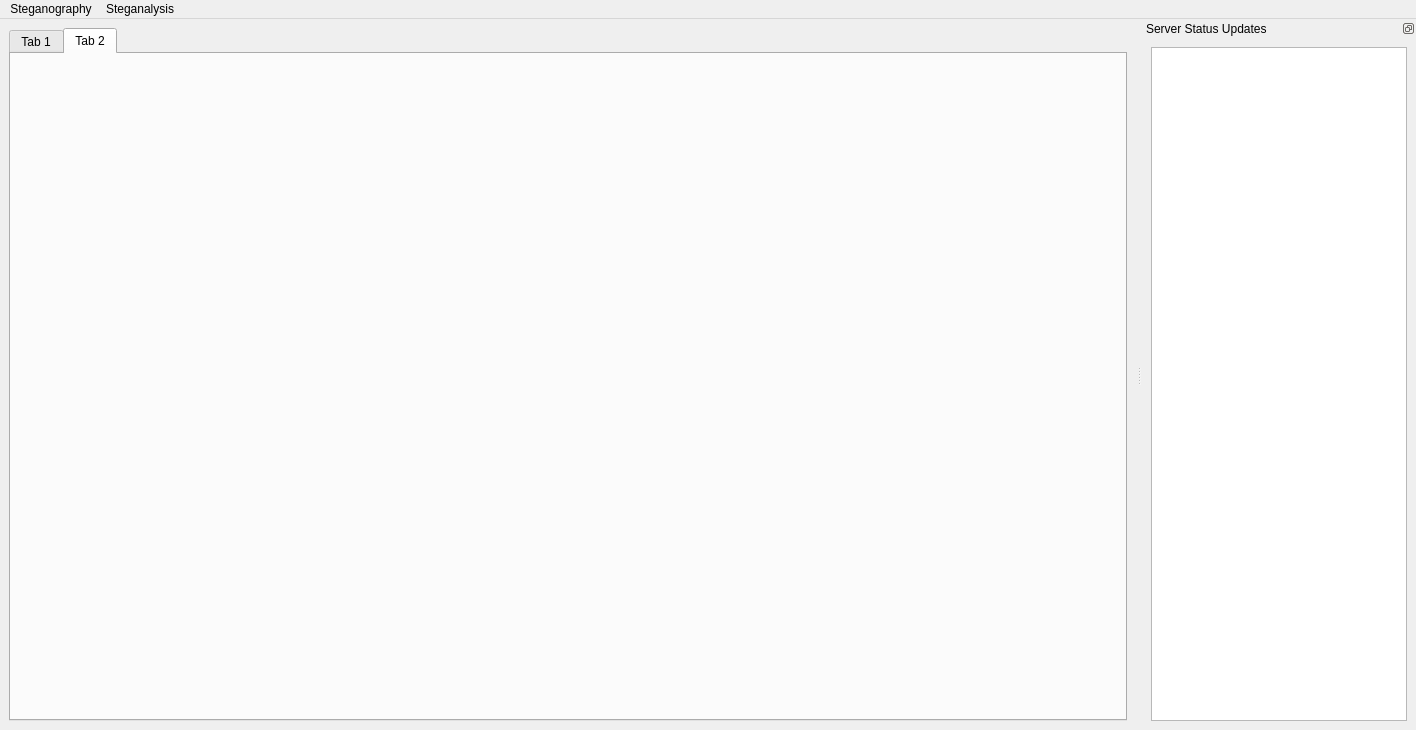
Jebbex1/Stegastatter, file client/gui/ui_files/main_window.ui: the form before one commit.
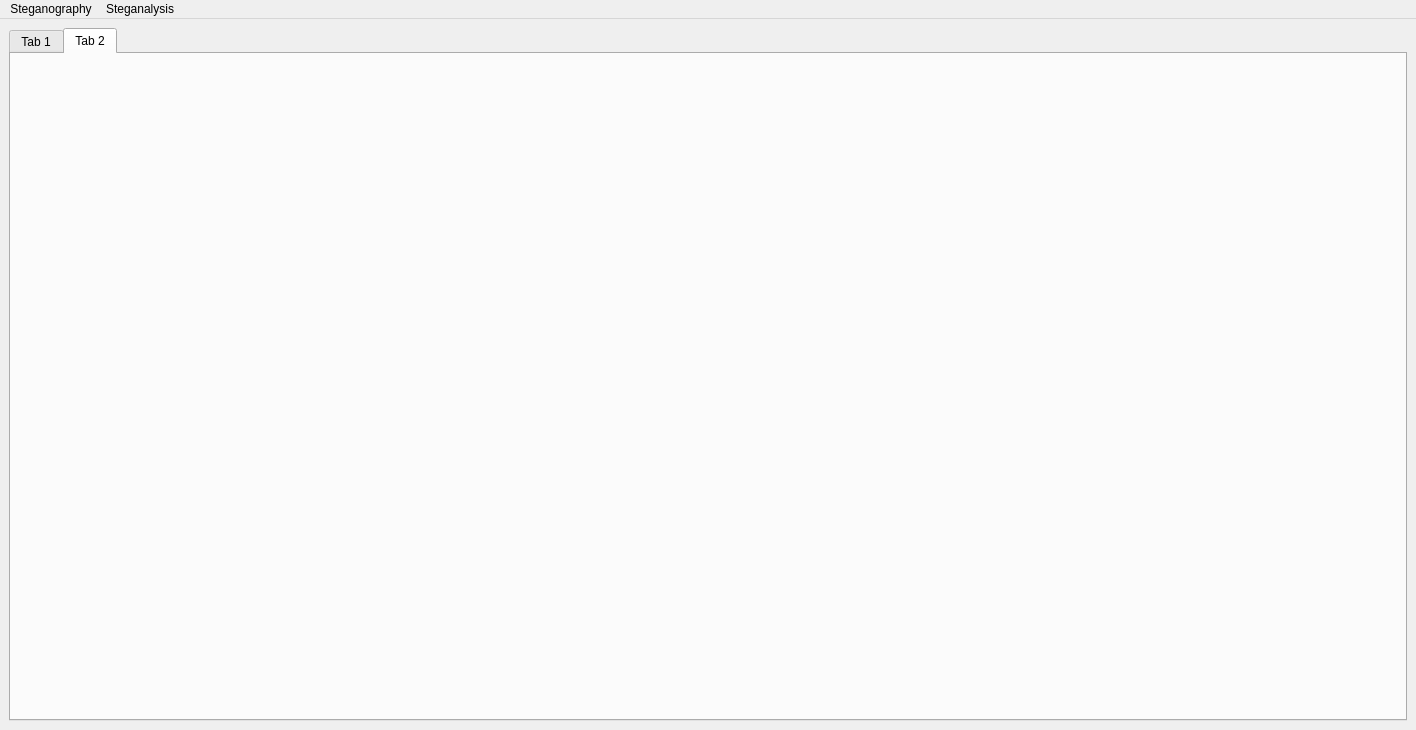
The form after the commit.

Commit message: Fitted all algorithm profiles into working and structured code

The edit to the form file:
```diff
--- a/client/gui/ui_files/main_window.ui
+++ b/client/gui/ui_files/main_window.ui
@@ -95,31 +95,6 @@
    <addaction name="menu_steganography"/>
    <addaction name="menu_steganalysis"/>
   </widget>
-  <widget class="QDockWidget" name="dock_status_log">
-   <property name="features">
-    <set>QDockWidget::DockWidgetFeature::DockWidgetFloatable|QDockWidget::DockWidgetFeature::DockWidgetMovable</set>
-   </property>
-   <property name="allowedAreas">
-    <set>Qt::DockWidgetArea::LeftDockWidgetArea|Qt::DockWidgetArea::RightDockWidgetArea</set>
-   </property>
-   <property name="windowTitle">
-    <string>Server Status Updates</string>
-   </property>
-   <attribute name="dockWidgetArea">
-    <number>2</number>
-   </attribute>
-   <widget class="QWidget" name="dock_status_log_contents">
-    <layout class="QVBoxLayout" name="verticalLayout">
-     <item>
-      <widget class="QTextEdit" name="status_log">
-       <property name="readOnly">
-        <bool>true</bool>
-       </property>
-      </widget>
-     </item>
-    </layout>
-   </widget>
-  </widget>
   <action name="action_decode_generic">
    <property name="text">
     <string>Extract data from an image</string>
```
The commit also changes 1 other file.
